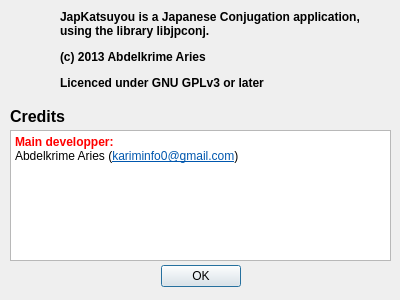
Qt form jpconj/about.ui (anqafalak/japkatsuyou) before a commit.
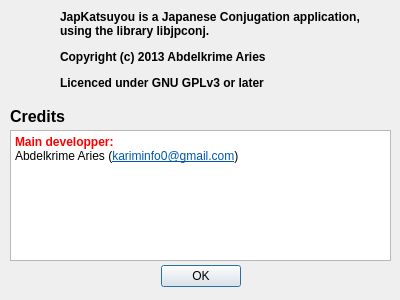
The same form after that commit. Icons and pictures are not drawn.

Patch:
```diff
--- a/jpconj/about.ui
+++ b/jpconj/about.ui
@@ -107,7 +107,7 @@
     <enum>Qt::LeftToRight</enum>
    </property>
    <property name="text">
-    <string>&lt;html&gt;&lt;head/&gt;&lt;body&gt;&lt;p&gt;&lt;span style=&quot; font-weight:600;&quot;&gt;JapKatsuyou is a Japanese Conjugation application, using the library libjpconj.&lt;/span&gt;&lt;/p&gt;&lt;p&gt;&lt;span style=&quot; font-weight:600;&quot;&gt;(c) 2013 Abdelkrime Aries&lt;/span&gt;&lt;/p&gt;&lt;p&gt;&lt;span style=&quot; font-weight:600;&quot;&gt;Licenced under GNU GPLv3 or later&lt;/span&gt;&lt;/p&gt;&lt;/body&gt;&lt;/html&gt;</string>
+    <string>&lt;html&gt;&lt;head/&gt;&lt;body&gt;&lt;p&gt;&lt;span style=&quot; font-weight:600;&quot;&gt;JapKatsuyou is a Japanese Conjugation application, using the library libjpconj.&lt;/span&gt;&lt;/p&gt;&lt;p&gt;&lt;span style=&quot; font-weight:600;&quot;&gt;Copyright (c) 2013 Abdelkrime Aries&lt;/span&gt;&lt;/p&gt;&lt;p&gt;&lt;span style=&quot; font-weight:600;&quot;&gt;Licenced under GNU GPLv3 or later&lt;/span&gt;&lt;/p&gt;&lt;/body&gt;&lt;/html&gt;</string>
    </property>
    <property name="textFormat">
     <enum>Qt::RichText</enum>
```
